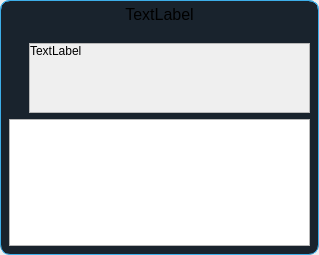
The window that ui/select_item_dialog.ui (TheCodingJsoftware/Invigo) describes before a commit, drawn with Qt 5.
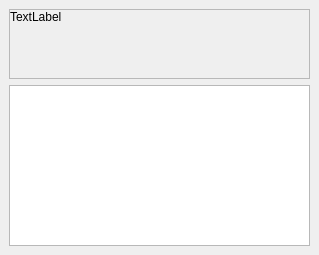
The same window after the commit.

```diff
--- a/ui/select_item_dialog.ui
+++ b/ui/select_item_dialog.ui
@@ -38,16 +38,9 @@
       <bool>false</bool>
      </property>
      <property name="styleSheet">
-      <string notr="true">QWidget#widget{
-	border-top-left-radius:10px;
-	border-bottom-left-radius:10px;
-	border-top-right-radius:10px;
-	border-bottom-right-radius:10px;
-	border: 1px solid  #3daee9;
-	background-color: #19232D;
-}</string>
+      <string notr="true"/>
      </property>
-     <layout class="QVBoxLayout" name="verticalLayout_3" stretch="0,0">
+     <layout class="QVBoxLayout" name="verticalLayout_3" stretch="0">
       <property name="leftMargin">
        <number>0</number>
       </property>
@@ -60,39 +53,6 @@
       <property name="bottomMargin">
        <number>0</number>
       </property>
-      <item>
-       <widget class="QLabel" name="lblTitle">
-        <property name="maximumSize">
-         <size>
-          <width>16777215</width>
-          <height>16777215</height>
-         </size>
-        </property>
-        <property name="font">
-         <font>
-          <pointsize>12</pointsize>
-         </font>
-        </property>
-        <property name="styleSheet">
-         <string notr="true">border-top-left-radius:10px;
-border-top-right-radius:10px;
-border: 1px solid  #3daee9;
-border-bottom: none;</string>
-        </property>
-        <property name="frameShape">
-         <enum>QFrame::Box</enum>
-        </property>
-        <property name="frameShadow">
-         <enum>QFrame::Sunken</enum>
-        </property>
-        <property name="text">
-         <string>TextLabel</string>
-        </property>
-        <property name="alignment">
-         <set>Qt::AlignHCenter|Qt::AlignTop</set>
-        </property>
-       </widget>
-      </item>
       <item>
        <layout class="QVBoxLayout" name="verticalLayout">
         <property name="leftMargin">
@@ -108,34 +68,7 @@
          <number>9</number>
         </property>
         <item>
-         <layout class="QHBoxLayout" name="horizontalLayout_4" stretch="0,0">
-          <item>
-           <layout class="QVBoxLayout" name="verticalLayout_2">
-            <property name="spacing">
-             <number>0</number>
-            </property>
-            <item>
-             <layout class="QVBoxLayout" name="iconHolder">
-              <property name="spacing">
-               <number>0</number>
-              </property>
-             </layout>
-            </item>
-            <item>
-             <spacer name="verticalSpacer">
-              <property name="orientation">
-               <enum>Qt::Vertical</enum>
-              </property>
-              <property name="sizeHint" stdset="0">
-               <size>
-                <width>20</width>
-                <height>40</height>
-               </size>
-              </property>
-             </spacer>
-            </item>
-           </layout>
-          </item>
+         <layout class="QHBoxLayout" name="horizontalLayout_4" stretch="0">
           <item>
            <widget class="QScrollArea" name="scrollArea">
             <property name="widgetResizable">
@@ -146,7 +79,7 @@
               <rect>
                <x>0</x>
                <y>0</y>
-               <width>269</width>
+               <width>297</width>
                <height>69</height>
               </rect>
              </property>
```
